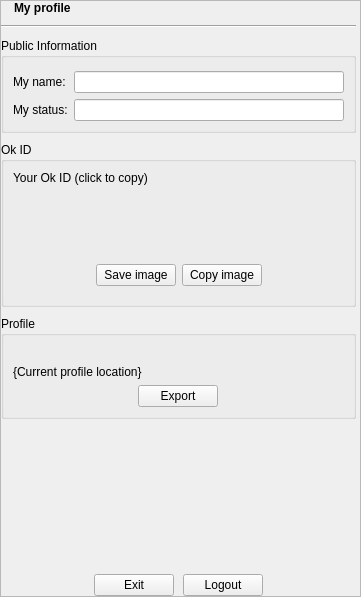
okstar-org/ok-msg-desktop, file src/modules/im/src/widget/form/profileform.ui: the form before one commit.
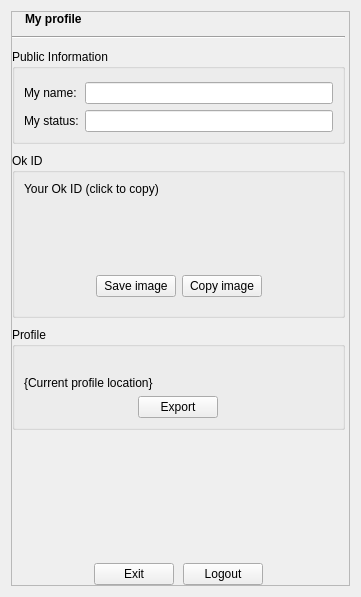
The form after the commit. Icons and pictures are not drawn. Custom widgets are drawn as their Qt base class.

```diff
--- a/src/modules/im/src/widget/form/profileform.ui
+++ b/src/modules/im/src/widget/form/profileform.ui
@@ -17,18 +17,6 @@
    <property name="spacing">
     <number>0</number>
    </property>
-   <property name="leftMargin">
-    <number>0</number>
-   </property>
-   <property name="topMargin">
-    <number>0</number>
-   </property>
-   <property name="rightMargin">
-    <number>0</number>
-   </property>
-   <property name="bottomMargin">
-    <number>0</number>
-   </property>
    <item>
     <widget class="QScrollArea" name="scrollArea">
      <property name="widgetResizable">
@@ -42,8 +30,8 @@
        <rect>
         <x>0</x>
         <y>0</y>
-        <width>357</width>
-        <height>593</height>
+        <width>337</width>
+        <height>573</height>
        </rect>
       </property>
       <layout class="QVBoxLayout" name="verticalLayout_4" stretch="0,0,0,0,0,1,0">
@@ -105,7 +93,6 @@
            </property>
            <property name="font">
             <font>
-             <weight>75</weight>
              <bold>true</bold>
             </font>
            </property>
```
